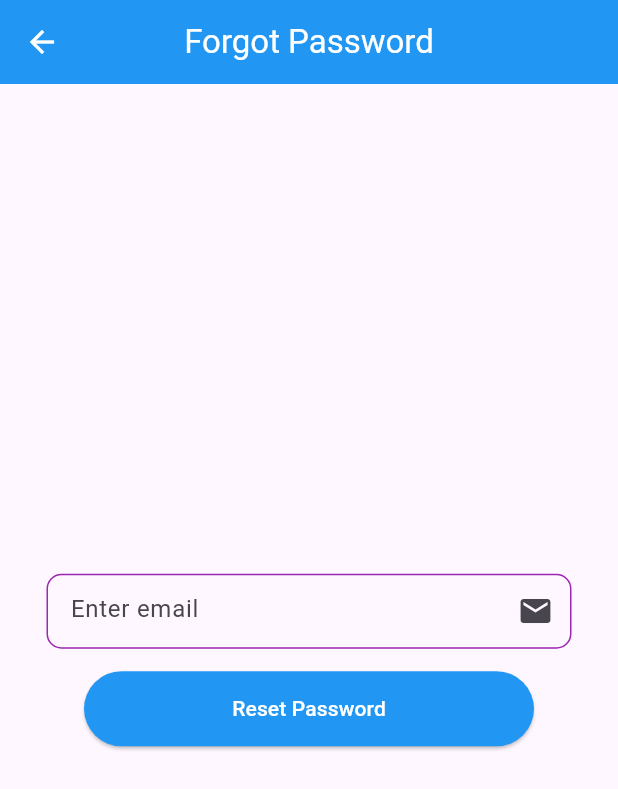
After one commit to md-abunayem/firebase-learning-journey, a Flutter app: the screen it shows after launch, after a tap on "Forgot Password", on a phone screen of 412 x 824 dp. The commit adds this screen. Shown: the top 789 px of the screen. Run offline on Flutter 3.47's test engine with Material 3 defaults, Android fonts, the phone set to English and light mode, and no system bars; our stand-ins replace firebase_auth, firebase_core; accounts and stored records are empty; network calls fail.

```diff
--- /dev/null
+++ b/lib/ForgotPasswordPage/forgotpasswordpage.dart
@@ -0,0 +1,56 @@
+import 'package:firebase_auth/firebase_auth.dart';
+import 'package:flutter/material.dart';
+import 'package:learn_firebase/uiHelper.dart';
+
+class ForgotPasswordPage extends StatefulWidget {
+  const ForgotPasswordPage({super.key});
+
+  @override
+  State<ForgotPasswordPage> createState() => _ForgotPasswordPageState();
+}
+
+class _ForgotPasswordPageState extends State<ForgotPasswordPage> {
+  TextEditingController emailController = TextEditingController();
+
+  forgotPassword(String email) async {
+    if (email.isEmpty) {
+      UiHelper.CustomALertBox(context, "Enter an email to reset password");
+      return;
+    }
+
+    try {
+      await FirebaseAuth.instance.sendPasswordResetEmail(email: email);
+      UiHelper.CustomALertBox(context, "Password reset email sent. Check your inbox.");
+    } on FirebaseAuthException catch (e) {
+      UiHelper.CustomALertBox(context, e.message ?? "Something went wrong");
+    } catch (e) {
+      UiHelper.CustomALertBox(context, "An unexpected error occurred");
+    }
+  }
+
+
+  @override
+  Widget build(BuildContext context) {
+    return Scaffold(
+      appBar: AppBar(
+        title: Text("Forgot Password"),
+        foregroundColor: Colors.white,
+        backgroundColor: Colors.blue,
+        centerTitle: true,
+      ),
+
+      body: Center(
+        child: Column(
+          mainAxisAlignment: MainAxisAlignment.center,
+          children: [
+            UiHelper.CustomTextField(emailController, "Enter email", false, Icon(Icons.email)),
+            SizedBox(height: 15,),
+            UiHelper.CustomButton("Reset Password", (){
+              forgotPassword(emailController.text.toString());
+            })
+          ],
+        ),
+      ),
+    );
+  }
+}
--- a/lib/loginpage.dart
+++ b/lib/loginpage.dart
@@ -1,5 +1,6 @@
 import 'package:firebase_auth/firebase_auth.dart';
 import 'package:flutter/material.dart';
+import 'package:learn_firebase/ForgotPasswordPage/forgotpasswordpage.dart';
 import 'package:learn_firebase/homepage.dart';
 import 'package:learn_firebase/signuppage.dart';
 import 'package:learn_firebase/uiHelper.dart';
@@ -94,9 +95,14 @@ class _LogInPageState extends State<LogInPage> {
                         return SignUpPage();
                       }));
                     },
-                    child: Text("Sign Up"))
+                    child: Text("Sign Up")),
+
               ],
-            )
+            ),
+            SizedBox(height: 20,),
+            TextButton(onPressed: () {
+              Navigator.push(context, MaterialPageRoute(builder: (context)=>ForgotPasswordPage()));
+            }, child: Text("Forgot Password",style: TextStyle(fontSize: 20),))
           ],
         ),
       ),
--- a/lib/main.dart
+++ b/lib/main.dart
@@ -1,5 +1,6 @@
 import 'package:flutter/material.dart';
 import 'package:firebase_core/firebase_core.dart';
+import 'package:learn_firebase/ForgotPasswordPage/forgotpasswordpage.dart';
 import 'package:learn_firebase/Splash/splashscreen.dart';
 import 'package:learn_firebase/loginpage.dart';
 
```
Also changed, not shown: lib/Splash/splashscreen.dart (+20 -7 lines), lib/homepage.dart (+56 -1 lines).
